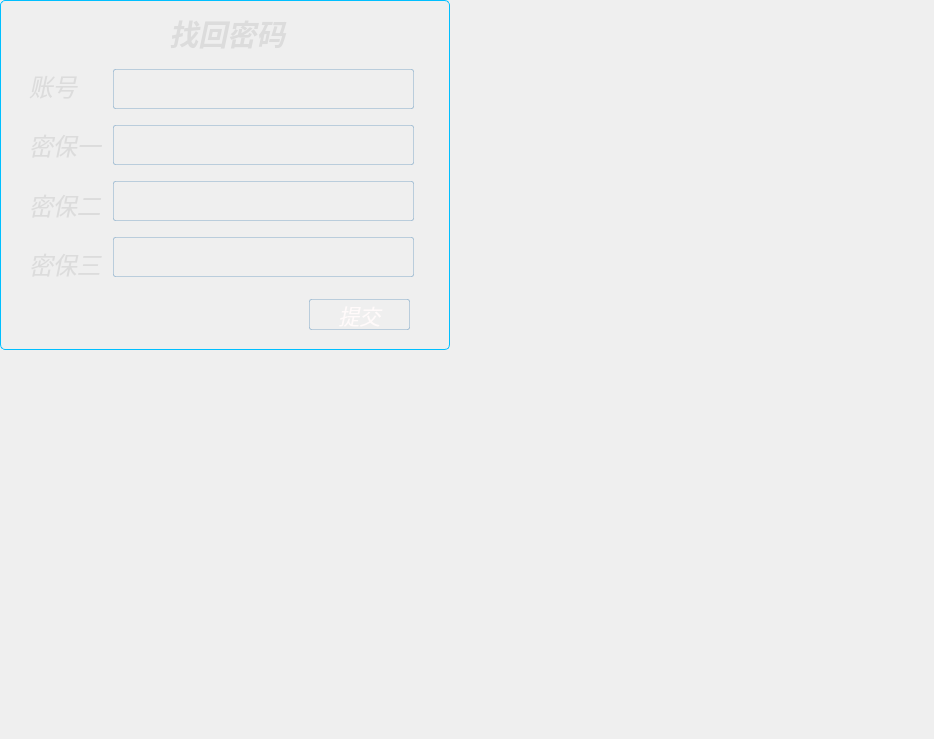
This is TIM/findpassword.ui in Sunlx5522/TFW_PROJECT as Qt 5 draws it before an edit. The edited form follows.
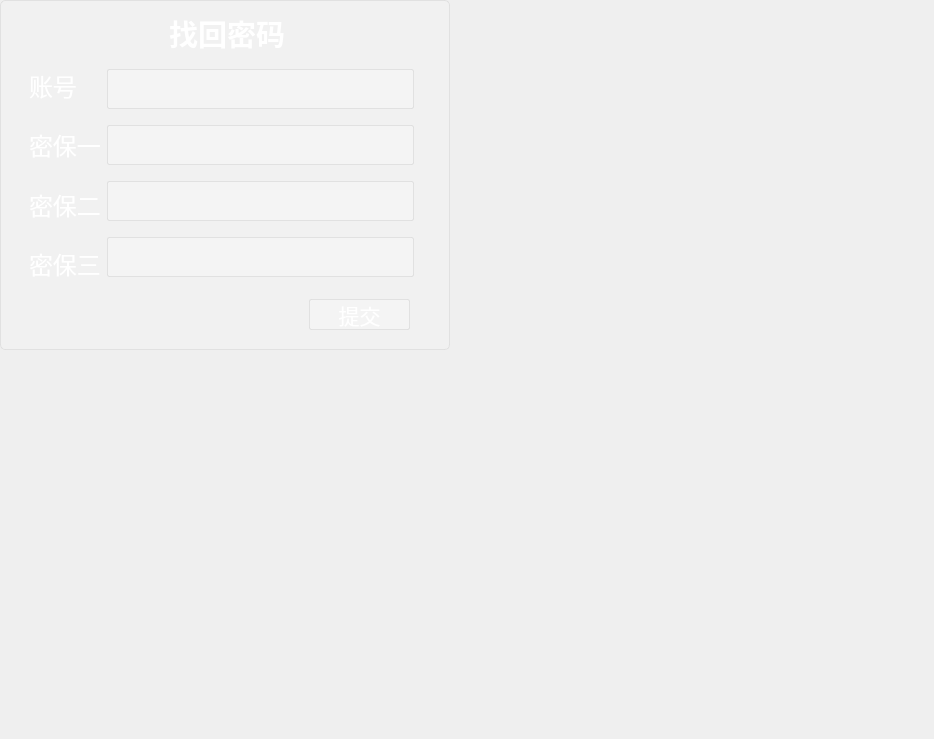
This is the edited form. Icons and pictures are not drawn.

The edit to the form file:
```diff
--- a/TIM/findpassword.ui
+++ b/TIM/findpassword.ui
@@ -38,9 +38,10 @@
     <string notr="true">QFrame#frame{
 /*frame是整个widget里面的容器，用于放置控件 整体拖动*/
 /*背景图片*/
-background-image: url(:/new/prefix1/findPassword.png);
+background-color:rgba(255,255,255, 30);/*背景颜色设置*/ 
+
 /*边缘圆角半径设置*/
-border: 1px solid rgba(0,191,255, 255);
+border: 1px solid rgba(220,220,220, 200);
 border-radius:5px; 
 }</string>
    </property>
@@ -116,13 +117,13 @@
              <family>方正姚体</family>
              <pointsize>18</pointsize>
              <weight>50</weight>
-             <italic>true</italic>
+             <italic>false</italic>
              <bold>false</bold>
             </font>
            </property>
            <property name="styleSheet">
             <string notr="true">/*产品名称*/
-color:#DCDCDC;/*设置字体颜色*/</string>
+color:#FFFFFF;/*设置字体颜色*/</string>
            </property>
            <property name="text">
             <string>账号</string>
@@ -136,13 +137,13 @@
              <family>方正姚体</family>
              <pointsize>18</pointsize>
              <weight>50</weight>
-             <italic>true</italic>
+             <italic>false</italic>
              <bold>false</bold>
             </font>
            </property>
            <property name="styleSheet">
             <string notr="true">/*产品名称*/
-color:#DCDCDC;/*设置字体颜色*/</string>
+color:#FFFFFF;/*设置字体颜色*/</string>
            </property>
            <property name="text">
             <string>密保一</string>
@@ -156,13 +157,13 @@
              <family>方正姚体</family>
              <pointsize>18</pointsize>
              <weight>50</weight>
-             <italic>true</italic>
+             <italic>false</italic>
              <bold>false</bold>
             </font>
            </property>
            <property name="styleSheet">
             <string notr="true">/*产品名称*/
-color:#DCDCDC;/*设置字体颜色*/</string>
+color:#FFFFFF;/*设置字体颜色*/</string>
            </property>
            <property name="text">
             <string>密保二</string>
@@ -176,13 +177,13 @@
              <family>方正姚体</family>
              <pointsize>18</pointsize>
              <weight>50</weight>
-             <italic>true</italic>
+             <italic>false</italic>
              <bold>false</bold>
             </font>
            </property>
            <property name="styleSheet">
             <string notr="true">/*产品名称*/
-color:#DCDCDC;/*设置字体颜色*/</string>
+color:#FFFFFF;/*设置字体颜色*/</string>
            </property>
            <property name="text">
             <string>密保三</string>
@@ -197,7 +198,7 @@
           <widget class="QLineEdit" name="accout_line">
            <property name="minimumSize">
             <size>
-             <width>250</width>
+             <width>200</width>
              <height>40</height>
             </size>
            </property>
@@ -211,18 +212,18 @@
             <font>
              <family>Arial</family>
              <pointsize>15</pointsize>
-             <italic>true</italic>
+             <italic>false</italic>
             </font>
            </property>
            <property name="styleSheet">
             <string notr="true"> /*文本输入框 账号输入*/
 QLineEdit{
 /*非悬浮时颜色设置*/
-color:#FFFAFA;
+color:#999999;
 border-style:outset;/*设置边框*/
-background-color: rgba(255,255,255,0);
+background-color: rgba(255,255,255,50);
 border-radius:2px;/*边框圆角半径设置*/
-border: 1px solid rgba(70,130,180, 80)
+border: 1px solid rgba(220,220,220, 200);
 
 }
 QLineEdit::hover
@@ -263,18 +264,18 @@
             <font>
              <family>Arial</family>
              <pointsize>15</pointsize>
-             <italic>true</italic>
+             <italic>false</italic>
             </font>
            </property>
            <property name="styleSheet">
             <string notr="true"> /*文本输入框 账号输入*/
 QLineEdit{
 /*非悬浮时颜色设置*/
-color:#FFFAFA;
+color:#999999;
 border-style:outset;/*设置边框*/
-background-color: rgba(255,255,255,0);
+background-color: rgba(255,255,255,50);
 border-radius:2px;/*边框圆角半径设置*/
-border: 1px solid rgba(70,130,180, 80)
+border: 1px solid rgba(220,220,220, 200);
 
 }
 QLineEdit::hover
@@ -315,18 +316,18 @@
             <font>
              <family>Arial</family>
              <pointsize>15</pointsize>
-             <italic>true</italic>
+             <italic>false</italic>
             </font>
            </property>
            <property name="styleSheet">
             <string notr="true"> /*文本输入框 账号输入*/
 QLineEdit{
 /*非悬浮时颜色设置*/
-color:#FFFAFA;
+color:#999999;
 border-style:outset;/*设置边框*/
-background-color: rgba(255,255,255,0);
+background-color: rgba(255,255,255,50);
 border-radius:2px;/*边框圆角半径设置*/
-border: 1px solid rgba(70,130,180, 80)
+border: 1px solid rgba(220,220,220, 200);
 
 }
 QLineEdit::hover
@@ -367,18 +368,18 @@
             <font>
              <family>Arial</family>
              <pointsize>15</pointsize>
-             <italic>true</italic>
+             <italic>false</italic>
             </font>
            </property>
            <property name="styleSheet">
             <string notr="true"> /*文本输入框 账号输入*/
 QLineEdit{
 /*非悬浮时颜色设置*/
-color:#FFFAFA;
+color:#999999;
 border-style:outset;/*设置边框*/
-background-color: rgba(255,255,255,0);
+background-color: rgba(255,255,255,50);
 border-radius:2px;/*边框圆角半径设置*/
-border: 1px solid rgba(70,130,180, 80)
+border: 1px solid rgba(220,220,220, 200);
 
 }
 QLineEdit::hover
@@ -419,13 +420,13 @@
         <family>方正姚体</family>
         <pointsize>22</pointsize>
         <weight>75</weight>
-        <italic>true</italic>
+        <italic>false</italic>
         <bold>true</bold>
        </font>
       </property>
       <property name="styleSheet">
        <string notr="true">/*产品名称*/
-color:#DCDCDC;/*设置字体颜色*/</string>
+color:#FFFFFF;/*设置字体颜色*/</string>
       </property>
       <property name="text">
        <string>找回密码</string>
@@ -457,7 +458,7 @@
         <family>方正姚体</family>
         <pointsize>16</pointsize>
         <weight>50</weight>
-        <italic>true</italic>
+        <italic>false</italic>
         <bold>false</bold>
        </font>
       </property>
@@ -468,11 +469,11 @@
        <string notr="true">/*登录按钮*/
 QPushButton{
 /*静置时设置*/
-color:#FFFAFA;/*字体颜色设置*/
-background-color:rgba(70,130,180, 0);/*背景颜色设置*/  
+color:#FFFFFF;/*字体颜色设置*/
+background-color:rgba(255,255,255, 50);/*背景颜色设置*/  
 border-style:outset;/*背景颜色设置*/
 border-radius:2px;/*边框圆角半径设置*/
-border: 1px solid rgba(70,130,180, 80)
+border: 1px solid rgba(220,220,220, 200);
 }
 
 QPushButton:hover{
```
Left out of the diff: 56 changed lines with no effect on the pictures.
